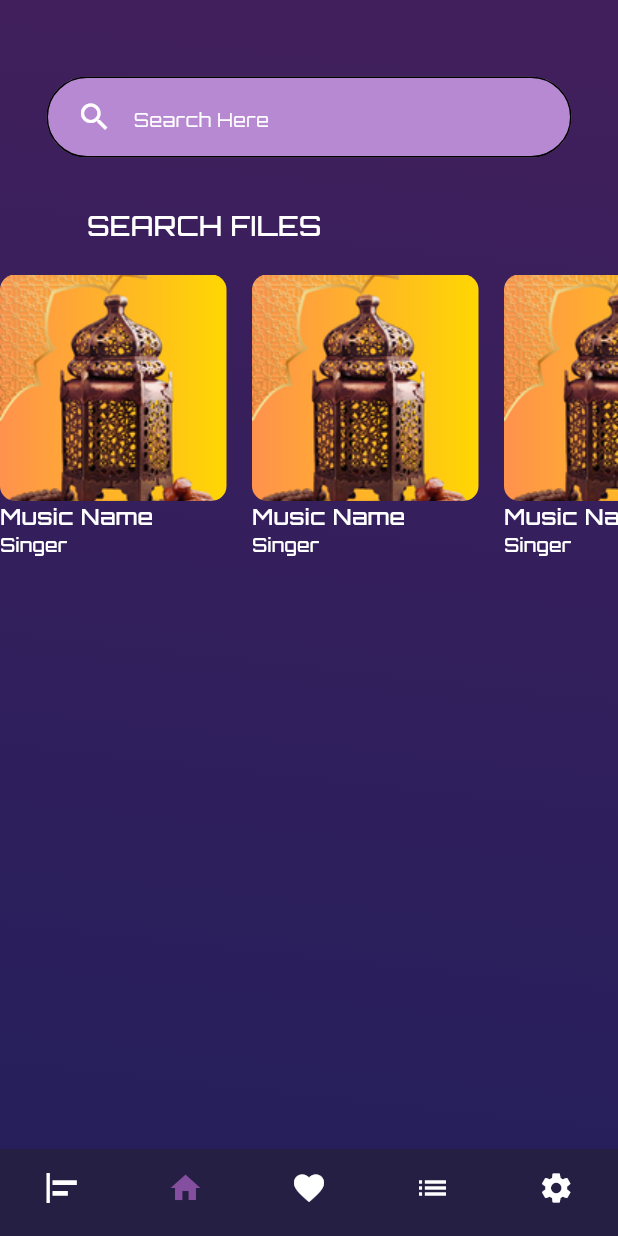
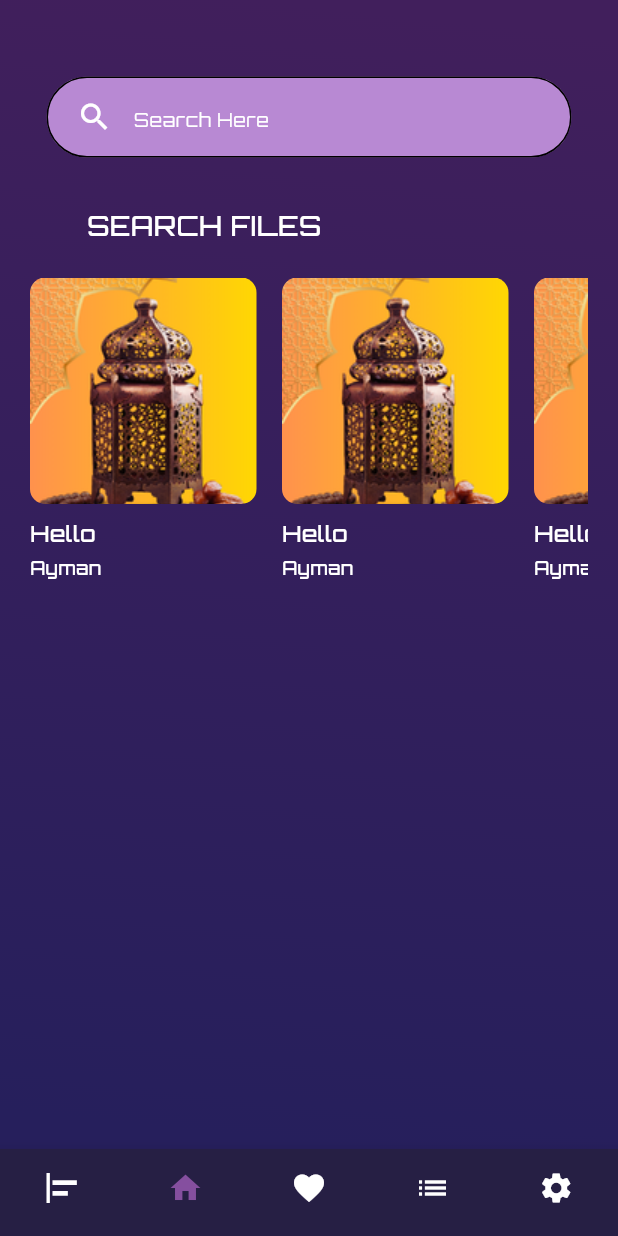
Before and after one commit to EngMohamed3382/music_app, a Flutter app: the MainHomeScreen screen opened by its route, item 2 of the bottom bar chosen, on a phone screen of 412 x 824 dp. Run offline on Flutter 3.47's test engine with Material 3 defaults, Android fonts, the phone set to English and light mode, and no system bars.

Commit message:
Part 20 design Home Page Part 10 Refactor Custom Songs Details

```diff
--- a/lib/core/resources/height_values_managers.dart
+++ b/lib/core/resources/height_values_managers.dart
@@ -1,7 +1,10 @@
 class HeightValuesManagers{
   static const double h1 = 1;
+  static const double h4 = 4;
+  static const double h9 = 9;
   static const double h11 = 11;
   static const double h20 = 20;
+  static const double h22 = 22;
   static const double h58 = 58;
   static const double h60 = 60;
   static const double h111 = 111;
--- a/lib/features/main_home/screens/home_page.dart
+++ b/lib/features/main_home/screens/home_page.dart
@@ -29,9 +29,13 @@ class HomePage extends StatelessWidget {
             CustomTextFieldHomePage(),
             CustomTitleHomePage(),
             SizedBox(
-              height: HeightValuesManagers.h20,
+              height: HeightValuesManagers.h22,
             ),
-            CustomSongsDetails(),
+            CustomSongsDetails(
+              musicName: "Hello",
+              singerName: "Ayman",
+              itemCount: 7,
+            ),
           ],
         ),
       ),
--- a/lib/features/main_home/widgets/custom_songs_details.dart
+++ b/lib/features/main_home/widgets/custom_songs_details.dart
@@ -3,17 +3,22 @@ import 'package:music_app/core/resources/assets_managers.dart';
 import 'package:music_app/core/resources/color_managers.dart';
 import 'package:music_app/core/resources/font_managers.dart';
 import 'package:music_app/core/resources/height_values_managers.dart';
+import 'package:music_app/core/resources/padding_value.dart';
 import 'package:music_app/core/resources/radius_values_managers.dart';
 import 'package:music_app/core/resources/width_values_managers.dart';
 
 class CustomSongsDetails extends StatelessWidget {
   const CustomSongsDetails({
-    super.key,
+    super.key, required this.musicName, required this.singerName, required this.itemCount,
   });
-
+    final String musicName;
+    final String singerName;
+  final int itemCount;
   @override
   Widget build(BuildContext context) {
     return Expanded(
+        child: Padding(
+          padding: const EdgeInsets.symmetric(horizontal: PaddingValue.p20),
           child: ListView.separated(
               scrollDirection: Axis.horizontal,
               itemBuilder: (context, index) => Column(
@@ -27,15 +32,17 @@ class CustomSongsDetails extends StatelessWidget {
                         width: WidthValuesManagers.w151,
                         image: AssetImage(AssetsManagers.homePageH1)),
                   ),
+                  SizedBox(height: HeightValuesManagers.h9,),
                   Text(
-                  "Music Name",
+                    musicName,
                     style: TextStyle(
                         fontSize: FontSizeManagers.f15,
                         fontWeight: FontWeight.w500,
                         color: ColorManagers.kWhite),
                   ),
+                  SizedBox(height: HeightValuesManagers.h4,),
                   Text(
-                  "Singer",
+                    singerName,
                     style: TextStyle(
                         fontSize: FontSizeManagers.f12,
                         fontWeight: FontWeight.w500,
@@ -44,6 +51,7 @@ class CustomSongsDetails extends StatelessWidget {
                 ],
               ),
               separatorBuilder: (context, index)=> SizedBox(width: WidthValuesManagers.w17,),
-            itemCount: 3));
+              itemCount: itemCount),
+        ));
   }
 }
```
Lines whose indentation alone changed are shown as unchanged.
